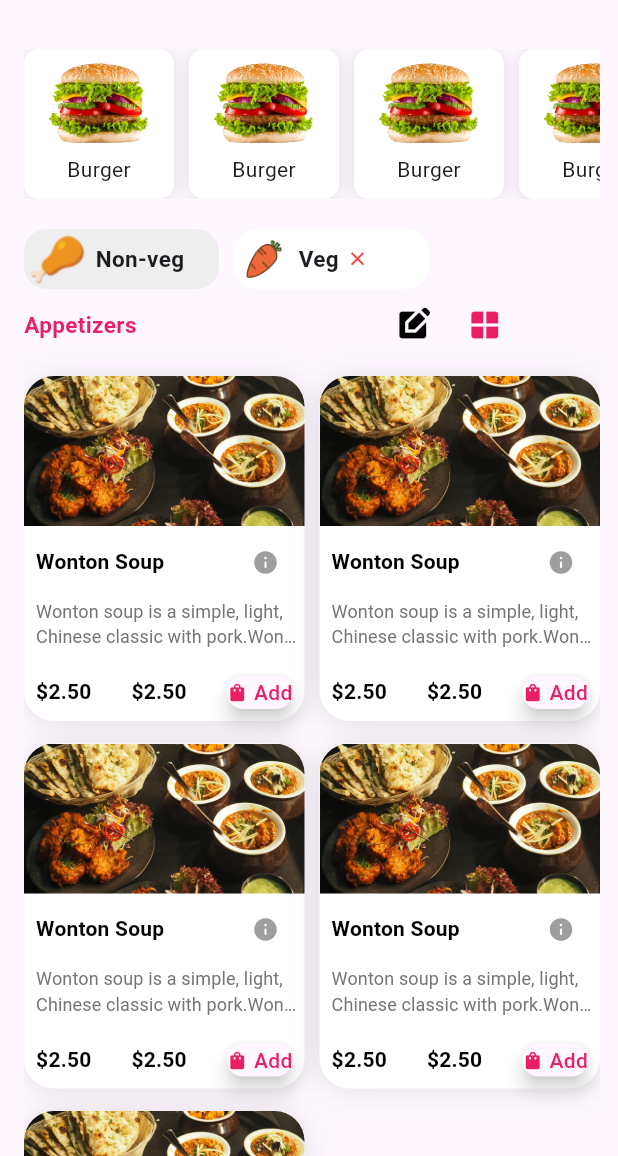
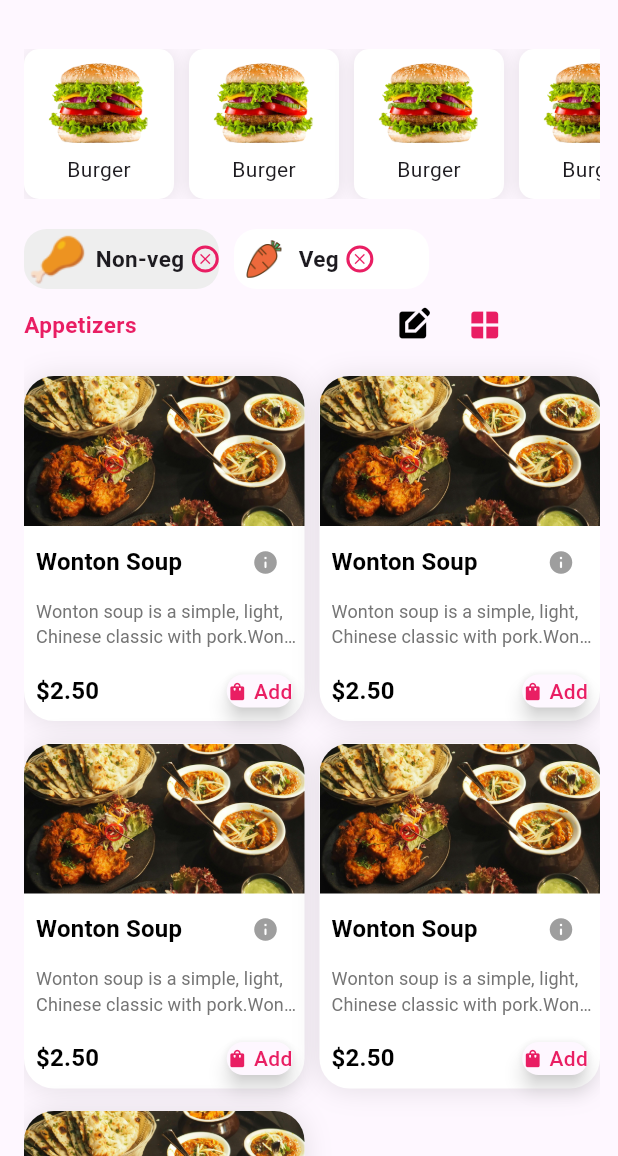
Before and after one commit to pranto372/food_delivery_multi_panel_app, a Flutter app: the MenuScreen screen opened directly, on a phone screen of 412 x 824 dp, the part 80-1236 px from its top. Run offline on Flutter 3.47's test engine with Material 3 defaults, Android fonts, the phone set to English and light mode, and no system bars; our stand-ins replace animated_bottom_navigation_bar, get.

Commit message:
details screen

```diff
--- a/lib/theme/app_theme.dart
+++ b/lib/theme/app_theme.dart
@@ -29,7 +29,7 @@ class AppTheme {
         color: Colors.black,
       ),
       titleMedium: const TextStyle(
-        fontSize: 14,
+        fontSize: 16,
         fontWeight: FontWeight.w600,
         color: AppColors.primaryColor,
       ),
--- a/lib/user_panel/presentation/ui/auth/login_screen.dart
+++ b/lib/user_panel/presentation/ui/auth/login_screen.dart
@@ -1,6 +1,5 @@
 import 'package:flutter/material.dart';
 import 'package:food_delivery_multi_panel_app/theme/colors/app_colors.dart';
-import 'package:food_delivery_multi_panel_app/user_panel/presentation/ui/auth/forgot_password_screen.dart';
 import 'package:food_delivery_multi_panel_app/user_panel/presentation/ui/auth/guest_sign_up_screen.dart';
 import 'package:food_delivery_multi_panel_app/user_panel/presentation/ui/auth/sign_up_with_number_screen.dart';
 import 'package:get/get.dart';
--- a/lib/user_panel/presentation/ui/screen/menu_screen.dart
+++ b/lib/user_panel/presentation/ui/screen/menu_screen.dart
@@ -3,7 +3,7 @@ import 'package:food_delivery_multi_panel_app/theme/colors/app_colors.dart';
 import 'package:food_delivery_multi_panel_app/user_panel/presentation/state_holders/selected_button_controller.dart';
 import 'package:food_delivery_multi_panel_app/user_panel/widget/home/menu_items.dart';
 import 'package:food_delivery_multi_panel_app/user_panel/widget/utility/asset_path.dart';
-import 'package:food_delivery_multi_panel_app/user_panel/widget/utility/popularItems.dart';
+import 'package:food_delivery_multi_panel_app/user_panel/widget/utility/close_button.dart';
 import 'package:get/get.dart';
 
 import '../../../widget/category.dart';
@@ -68,7 +68,7 @@ class _MenuScreenState extends State<MenuScreen> {
                                 },
                                 imagePath: AppImage.NonvegImage,
                                 text: 'Non-veg',
-                                icon: Icons.close,
+                                icon: closeButton(),
                                 iconColor: controller.isButtonSelected.value
                                     ? Colors.transparent
                                     : Colors.red,
@@ -87,7 +87,7 @@ class _MenuScreenState extends State<MenuScreen> {
                                   color: controller.isButtonSelected.value
                                       ? Colors.white
                                       : Colors.grey.shade200,
-                                  icon: Icons.close,
+                                  icon: closeButton(),
                                   iconColor: controller.isButtonSelected.value
                                       ? Colors.red
                                       : Colors.transparent,
--- a/lib/user_panel/widget/home/menu_items.dart
+++ b/lib/user_panel/widget/home/menu_items.dart
@@ -1,7 +1,7 @@
 import 'package:flutter/material.dart';
+import 'package:food_delivery_multi_panel_app/user_panel/presentation/ui/screen/product_details.dart';
 import 'package:food_delivery_multi_panel_app/user_panel/widget/utility/add_button.dart';
-
-import '../utility/add_button.dart';
+import 'package:get/get.dart';
 
 class MenuItems extends StatelessWidget {
   const MenuItems({
@@ -10,7 +10,11 @@ class MenuItems extends StatelessWidget {
 
   @override
   Widget build(BuildContext context) {
-    return GridView.builder(
+    return GestureDetector(
+      onTap: () {
+        Get.to(() => ProductDetailScreen());
+      },
+      child: GridView.builder(
         physics: NeverScrollableScrollPhysics(),
         shrinkWrap: true,
         gridDelegate: const SliverGridDelegateWithFixedCrossAxisCount(
@@ -59,7 +63,10 @@ class MenuItems extends StatelessWidget {
                         children: [
                           Text(
                             "Wonton Soup",
-                          style: Theme.of(context).textTheme.titleMedium!.copyWith(color: Colors.black),
+                            style: Theme.of(context)
+                                .textTheme
+                                .titleMedium!
+                                .copyWith(color: Colors.black),
                           ),
                           IconButton(
                             onPressed: () {},
@@ -73,7 +80,10 @@ class MenuItems extends StatelessWidget {
                       ),
                       Text(
                         "Wonton soup is a simple, light, Chinese classic with pork.Wonton soup is a simple",
-                      style: Theme.of(context).textTheme.titleSmall!.copyWith(fontSize: 12),
+                        style: Theme.of(context)
+                            .textTheme
+                            .titleSmall!
+                            .copyWith(fontSize: 12),
                         maxLines: 2,
                         overflow: TextOverflow.ellipsis,
                       ),
@@ -91,10 +101,6 @@ class MenuItems extends StatelessWidget {
                               Theme.of(context).textTheme.titleMedium!.copyWith(
                                     color: Colors.black,
                                   )),
-                    Text(
-                      "\$2.50",
-                      style: Theme.of(context).textTheme.titleMedium!.copyWith(color: Colors.black)
-                    ),
                       AddButton(),
                     ],
                   ),
@@ -103,6 +109,7 @@ class MenuItems extends StatelessWidget {
             ),
           );
         },
+      ),
     );
   }
 }
--- a/lib/user_panel/widget/menu/veg_non_veg_section.dart
+++ b/lib/user_panel/widget/menu/veg_non_veg_section.dart
@@ -4,7 +4,7 @@ class veg_non_veg_section extends StatelessWidget {
   final String imagePath;
   final Color color;
   final Color iconColor;
-  final IconData icon;
+  final Widget icon;
   final String text;
   final double? size;
   final VoidCallback onTap;
@@ -48,11 +48,7 @@ class veg_non_veg_section extends StatelessWidget {
             SizedBox(
               width: 5,
             ),
-            Icon(
-              icon,
-              color: iconColor,
-              size: 15,
-            ),
+            icon
           ],
         ),
       ),
--- /dev/null
+++ b/lib/user_panel/widget/utility/close_button.dart
@@ -0,0 +1,27 @@
+import 'package:flutter/material.dart';
+
+import '../../../theme/colors/app_colors.dart';
+
+class closeButton extends StatelessWidget {
+  const closeButton({
+    super.key,
+  });
+
+  @override
+  Widget build(BuildContext context) {
+    return Container(
+        height: 18,
+        width: 18,
+        decoration: BoxDecoration(
+            borderRadius: BorderRadius.circular(15),
+            border: Border.all(
+                color: AppColors.primaryColor,
+                style: BorderStyle.solid,
+                width: 2)),
+        child: Icon(
+          Icons.close,
+          size: 12,
+          color: AppColors.primaryColor,
+        ));
+  }
+}
```
Also changed, not shown: lib/user_panel/presentation/ui/auth/guest_sign_up_screen.dart (+4 -8 lines), lib/user_panel/presentation/ui/screen/add_to_cart_screen.dart (+31 -24 lines), lib/user_panel/presentation/ui/screen/home_screen.dart (+28 -31 lines), lib/user_panel/presentation/ui/screen/product_details.dart (added, +296 -0 lines), lib/user_panel/widget/utility/cardImage.dart (added, +35 -0 lines), lib/user_panel/widget/utility/popularItems.dart (+2 -17 lines). Lines whose indentation alone changed are shown as unchanged.
